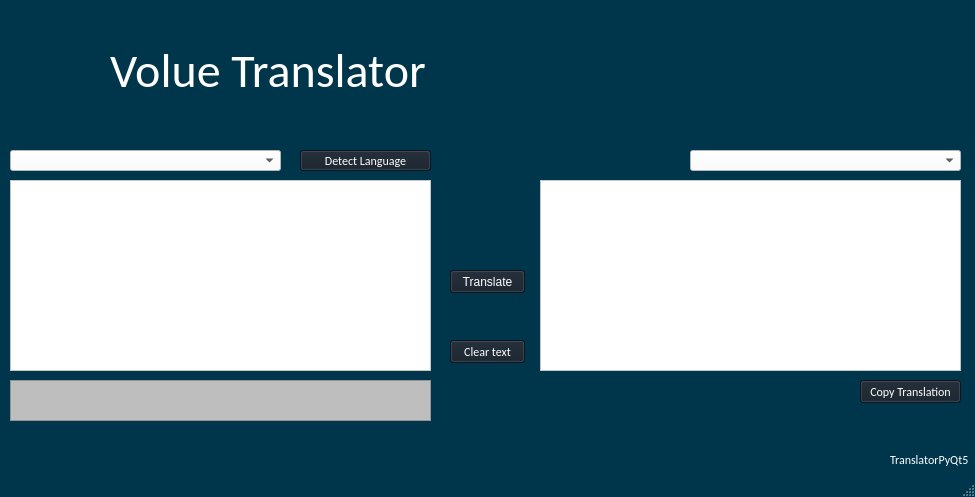
Old version of the form main.ui in the repository Phaugt/transpyqt5.
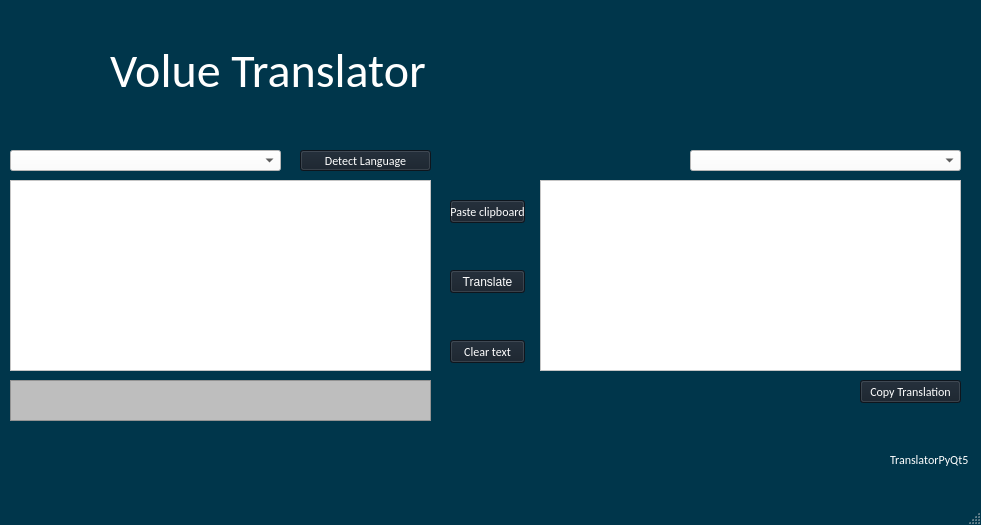
New version of the form. Icons and pictures are not drawn.

Patch:
```diff
--- a/main.ui
+++ b/main.ui
@@ -2,12 +2,15 @@
 <ui version="4.0">
  <class>VolueTranslator</class>
  <widget class="QMainWindow" name="VolueTranslator">
+  <property name="enabled">
+   <bool>true</bool>
+  </property>
   <property name="geometry">
    <rect>
     <x>0</x>
     <y>0</y>
-    <width>975</width>
-    <height>497</height>
+    <width>981</width>
+    <height>525</height>
    </rect>
   </property>
   <property name="palette">
@@ -3752,6 +3755,584 @@
      <string>Translate</string>
     </property>
    </widget>
+   <widget class="QPushButton" name="PasteCP">
+    <property name="geometry">
+     <rect>
+      <x>450</x>
+      <y>200</y>
+      <width>75</width>
+      <height>23</height>
+     </rect>
+    </property>
+    <property name="palette">
+     <palette>
+      <active>
+       <colorrole role="WindowText">
+        <brush brushstyle="SolidPattern">
+         <color alpha="255">
+          <red>255</red>
+          <green>255</green>
+          <blue>255</blue>
+         </color>
+        </brush>
+       </colorrole>
+       <colorrole role="Button">
+        <brush brushstyle="SolidPattern">
+         <color alpha="255">
+          <red>20</red>
+          <green>30</green>
+          <blue>41</blue>
+         </color>
+        </brush>
+       </colorrole>
+       <colorrole role="Light">
+        <brush brushstyle="SolidPattern">
+         <color alpha="255">
+          <red>0</red>
+          <green>81</green>
+          <blue>112</blue>
+         </color>
+        </brush>
+       </colorrole>
+       <colorrole role="Midlight">
+        <brush brushstyle="SolidPattern">
+         <color alpha="255">
+          <red>0</red>
+          <green>67</green>
+          <blue>93</blue>
+         </color>
+        </brush>
+       </colorrole>
+       <colorrole role="Dark">
+        <brush brushstyle="SolidPattern">
+         <color alpha="255">
+          <red>0</red>
+          <green>27</green>
+          <blue>37</blue>
+         </color>
+        </brush>
+       </colorrole>
+       <colorrole role="Mid">
+        <brush brushstyle="SolidPattern">
+         <color alpha="255">
+          <red>0</red>
+          <green>36</green>
+          <blue>50</blue>
+         </color>
+        </brush>
+       </colorrole>
+       <colorrole role="Text">
+        <brush brushstyle="SolidPattern">
+         <color alpha="255">
+          <red>255</red>
+          <green>255</green>
+          <blue>255</blue>
+         </color>
+        </brush>
+       </colorrole>
+       <colorrole role="BrightText">
+        <brush brushstyle="SolidPattern">
+         <color alpha="255">
+          <red>255</red>
+          <green>255</green>
+          <blue>255</blue>
+         </color>
+        </brush>
+       </colorrole>
+       <colorrole role="ButtonText">
+        <brush brushstyle="SolidPattern">
+         <color alpha="255">
+          <red>255</red>
+          <green>255</green>
+          <blue>255</blue>
+         </color>
+        </brush>
+       </colorrole>
+       <colorrole role="Base">
+        <brush brushstyle="SolidPattern">
+         <color alpha="255">
+          <red>20</red>
+          <green>30</green>
+          <blue>41</blue>
+         </color>
+        </brush>
+       </colorrole>
+       <colorrole role="Window">
+        <brush brushstyle="SolidPattern">
+         <color alpha="255">
+          <red>20</red>
+          <green>30</green>
+          <blue>41</blue>
+         </color>
+        </brush>
+       </colorrole>
+       <colorrole role="Shadow">
+        <brush brushstyle="SolidPattern">
+         <color alpha="255">
+          <red>0</red>
+          <green>0</green>
+          <blue>0</blue>
+         </color>
+        </brush>
+       </colorrole>
+       <colorrole role="Highlight">
+        <brush brushstyle="SolidPattern">
+         <color alpha="255">
+          <red>101</red>
+          <green>204</green>
+          <blue>204</blue>
+         </color>
+        </brush>
+       </colorrole>
+       <colorrole role="HighlightedText">
+        <brush brushstyle="SolidPattern">
+         <color alpha="255">
+          <red>0</red>
+          <green>130</green>
+          <blue>155</blue>
+         </color>
+        </brush>
+       </colorrole>
+       <colorrole role="Link">
+        <brush brushstyle="SolidPattern">
+         <color alpha="255">
+          <red>0</red>
+          <green>130</green>
+          <blue>155</blue>
+         </color>
+        </brush>
+       </colorrole>
+       <colorrole role="LinkVisited">
+        <brush brushstyle="SolidPattern">
+         <color alpha="255">
+          <red>101</red>
+          <green>204</green>
+          <blue>204</blue>
+         </color>
+        </brush>
+       </colorrole>
+       <colorrole role="AlternateBase">
+        <brush brushstyle="SolidPattern">
+         <color alpha="255">
+          <red>0</red>
+          <green>54</green>
+          <blue>75</blue>
+         </color>
+        </brush>
+       </colorrole>
+       <colorrole role="ToolTipBase">
+        <brush brushstyle="SolidPattern">
+         <color alpha="255">
+          <red>255</red>
+          <green>255</green>
+          <blue>220</blue>
+         </color>
+        </brush>
+       </colorrole>
+       <colorrole role="ToolTipText">
+        <brush brushstyle="SolidPattern">
+         <color alpha="255">
+          <red>255</red>
+          <green>255</green>
+          <blue>255</blue>
+         </color>
+        </brush>
+       </colorrole>
+       <colorrole role="PlaceholderText">
+        <brush brushstyle="SolidPattern">
+         <color alpha="128">
+          <red>255</red>
+          <green>255</green>
+          <blue>255</blue>
+         </color>
+        </brush>
+       </colorrole>
+      </active>
+      <inactive>
+       <colorrole role="WindowText">
+        <brush brushstyle="SolidPattern">
+         <color alpha="255">
+          <red>255</red>
+          <green>255</green>
+          <blue>255</blue>
+         </color>
+        </brush>
+       </colorrole>
+       <colorrole role="Button">
+        <brush brushstyle="SolidPattern">
+         <color alpha="255">
+          <red>20</red>
+          <green>30</green>
+          <blue>41</blue>
+         </color>
+        </brush>
+       </colorrole>
+       <colorrole role="Light">
+        <brush brushstyle="SolidPattern">
+         <color alpha="255">
+          <red>0</red>
+          <green>81</green>
+          <blue>112</blue>
+         </color>
+        </brush>
+       </colorrole>
+       <colorrole role="Midlight">
+        <brush brushstyle="SolidPattern">
+         <color alpha="255">
+          <red>0</red>
+          <green>67</green>
+          <blue>93</blue>
+         </color>
+        </brush>
+       </colorrole>
+       <colorrole role="Dark">
+        <brush brushstyle="SolidPattern">
+         <color alpha="255">
+          <red>0</red>
+          <green>27</green>
+          <blue>37</blue>
+         </color>
+        </brush>
+       </colorrole>
+       <colorrole role="Mid">
+        <brush brushstyle="SolidPattern">
+         <color alpha="255">
+          <red>0</red>
+          <green>36</green>
+          <blue>50</blue>
+         </color>
+        </brush>
+       </colorrole>
+       <colorrole role="Text">
+        <brush brushstyle="SolidPattern">
+         <color alpha="255">
+          <red>255</red>
+          <green>255</green>
+          <blue>255</blue>
+         </color>
+        </brush>
+       </colorrole>
+       <colorrole role="BrightText">
+        <brush brushstyle="SolidPattern">
+         <color alpha="255">
+          <red>255</red>
+          <green>255</green>
+          <blue>255</blue>
+         </color>
+        </brush>
+       </colorrole>
+       <colorrole role="ButtonText">
+        <brush brushstyle="SolidPattern">
+         <color alpha="255">
+          <red>255</red>
+          <green>255</green>
+          <blue>255</blue>
+         </color>
+        </brush>
+       </colorrole>
+       <colorrole role="Base">
+        <brush brushstyle="SolidPattern">
+         <color alpha="255">
+          <red>20</red>
+          <green>30</green>
+          <blue>41</blue>
+         </color>
+        </brush>
+       </colorrole>
+       <colorrole role="Window">
+        <brush brushstyle="SolidPattern">
+         <color alpha="255">
+          <red>20</red>
+          <green>30</green>
+          <blue>41</blue>
+         </color>
+        </brush>
+       </colorrole>
+       <colorrole role="Shadow">
+        <brush brushstyle="SolidPattern">
+         <color alpha="255">
+          <red>0</red>
+          <green>0</green>
+          <blue>0</blue>
+         </color>
+        </brush>
+       </colorrole>
+       <colorrole role="Highlight">
+        <brush brushstyle="SolidPattern">
+         <color alpha="255">
+          <red>101</red>
+          <green>204</green>
+          <blue>204</blue>
+         </color>
+        </brush>
+       </colorrole>
+       <colorrole role="HighlightedText">
+        <brush brushstyle="SolidPattern">
+         <color alpha="255">
+          <red>0</red>
+          <green>130</green>
+          <blue>155</blue>
+         </color>
+        </brush>
+       </colorrole>
+       <colorrole role="Link">
+        <brush brushstyle="SolidPattern">
+         <color alpha="255">
+          <red>0</red>
+          <green>130</green>
+          <blue>155</blue>
+         </color>
+        </brush>
+       </colorrole>
+       <colorrole role="LinkVisited">
+        <brush brushstyle="SolidPattern">
+         <color alpha="255">
+          <red>101</red>
+          <green>204</green>
+          <blue>204</blue>
+         </color>
+        </brush>
+       </colorrole>
+       <colorrole role="AlternateBase">
+        <brush brushstyle="SolidPattern">
+         <color alpha="255">
+          <red>0</red>
+          <green>54</green>
+          <blue>75</blue>
+         </color>
+        </brush>
+       </colorrole>
+       <colorrole role="ToolTipBase">
+        <brush brushstyle="SolidPattern">
+         <color alpha="255">
+          <red>255</red>
+          <green>255</green>
+          <blue>220</blue>
+         </color>
+        </brush>
+       </colorrole>
+       <colorrole role="ToolTipText">
+        <brush brushstyle="SolidPattern">
+         <color alpha="255">
+          <red>255</red>
+          <green>255</green>
+          <blue>255</blue>
+         </color>
+        </brush>
+       </colorrole>
+       <colorrole role="PlaceholderText">
+        <brush brushstyle="SolidPattern">
+         <color alpha="128">
+          <red>255</red>
+          <green>255</green>
+          <blue>255</blue>
+         </color>
+        </brush>
+       </colorrole>
+      </inactive>
+      <disabled>
+       <colorrole role="WindowText">
+        <brush brushstyle="SolidPattern">
+         <color alpha="255">
+          <red>0</red>
+          <green>27</green>
+          <blue>37</blue>
+         </color>
+        </brush>
+       </colorrole>
+       <colorrole role="Button">
+        <brush brushstyle="SolidPattern">
+         <color alpha="255">
+          <red>20</red>
+          <green>30</green>
+          <blue>41</blue>
+         </color>
+        </brush>
+       </colorrole>
+       <colorrole role="Light">
+        <brush brushstyle="SolidPattern">
+         <color alpha="255">
+          <red>0</red>
+          <green>81</green>
+          <blue>112</blue>
+         </color>
+        </brush>
+       </colorrole>
+       <colorrole role="Midlight">
+        <brush brushstyle="SolidPattern">
+         <color alpha="255">
+          <red>0</red>
+          <green>67</green>
+          <blue>93</blue>
+         </color>
+        </brush>
+       </colorrole>
+       <colorrole role="Dark">
+        <brush brushstyle="SolidPattern">
+         <color alpha="255">
+          <red>0</red>
+          <green>27</green>
+          <blue>37</blue>
+         </color>
+        </brush>
+       </colorrole>
+       <colorrole role="Mid">
+        <brush brushstyle="SolidPattern">
+         <color alpha="255">
+          <red>0</red>
+          <green>36</green>
+          <blue>50</blue>
+         </color>
+        </brush>
+       </colorrole>
+       <colorrole role="Text">
+        <brush brushstyle="SolidPattern">
+         <color alpha="255">
+          <red>0</red>
+          <green>27</green>
+          <blue>37</blue>
+         </color>
+        </brush>
+       </colorrole>
+       <colorrole role="BrightText">
+        <brush brushstyle="SolidPattern">
+         <color alpha="255">
+          <red>255</red>
+          <green>255</green>
+          <blue>255</blue>
+         </color>
+        </brush>
+       </colorrole>
+       <colorrole role="ButtonText">
+        <brush brushstyle="SolidPattern">
+         <color alpha="255">
+          <red>0</red>
+          <green>27</green>
+          <blue>37</blue>
+         </color>
+        </brush>
+       </colorrole>
+       <colorrole role="Base">
+        <brush brushstyle="SolidPattern">
+         <color alpha="255">
+          <red>20</red>
+          <green>30</green>
+          <blue>41</blue>
+         </color>
+        </brush>
+       </colorrole>
+       <colorrole role="Window">
+        <brush brushstyle="SolidPattern">
+         <color alpha="255">
+          <red>20</red>
+          <green>30</green>
+          <blue>41</blue>
+         </color>
+        </brush>
+       </colorrole>
+       <colorrole role="Shadow">
+        <brush brushstyle="SolidPattern">
+         <color alpha="255">
+          <red>0</red>
+          <green>0</green>
+          <blue>0</blue>
+         </color>
+        </brush>
+       </colorrole>
+       <colorrole role="Highlight">
+        <brush brushstyle="SolidPattern">
+         <color alpha="255">
+          <red>0</red>
+          <green>120</green>
+          <blue>215</blue>
+         </color>
+        </brush>
+       </colorrole>
+       <colorrole role="HighlightedText">
+        <brush brushstyle="SolidPattern">
+         <color alpha="255">
+          <red>0</red>
+          <green>130</green>
+          <blue>155</blue>
+         </color>
+        </brush>
+       </colorrole>
+       <colorrole role="Link">
+        <brush brushstyle="SolidPattern">
+         <color alpha="255">
+          <red>0</red>
+          <green>130</green>
+          <blue>155</blue>
+         </color>
+        </brush>
+       </colorrole>
+       <colorrole role="LinkVisited">
+        <brush brushstyle="SolidPattern">
+         <color alpha="255">
+          <red>101</red>
+          <green>204</green>
+          <blue>204</blue>
+         </color>
+        </brush>
+       </colorrole>
+       <colorrole role="AlternateBase">
+        <brush brushstyle="SolidPattern">
+         <color alpha="255">
+          <red>0</red>
+          <green>54</green>
+          <blue>75</blue>
+         </color>
+        </brush>
+       </colorrole>
+       <colorrole role="ToolTipBase">
+        <brush brushstyle="SolidPattern">
+         <color alpha="255">
+          <red>255</red>
+          <green>255</green>
+          <blue>220</blue>
+         </color>
+        </brush>
+       </colorrole>
+       <colorrole role="ToolTipText">
+        <brush brushstyle="SolidPattern">
+         <color alpha="255">
+          <red>255</red>
+          <green>255</green>
+          <blue>255</blue>
+         </color>
+        </brush>
+       </colorrole>
+       <colorrole role="PlaceholderText">
+        <brush brushstyle="SolidPattern">
+         <color alpha="128">
+          <red>255</red>
+          <green>255</green>
+          <blue>255</blue>
+         </color>
+        </brush>
+       </colorrole>
+      </disabled>
+     </palette>
+    </property>
+    <property name="font">
+     <font>
+      <family>Calibri</family>
+     </font>
+    </property>
+    <property name="styleSheet">
+     <string notr="true">background-color: rgb(20, 30, 41);
+selection-color: rgb(0, 130, 155);</string>
+    </property>
+    <property name="text">
+     <string>Paste clipboard</string>
+    </property>
+    <property name="autoDefault">
+     <bool>true</bool>
+    </property>
+    <property name="default">
+     <bool>false</bool>
+    </property>
+   </widget>
   </widget>
   <widget class="QMenuBar" name="menubar">
    <property name="geometry">
```
Left out of the diff: 4 changed lines with no effect on the pictures.
